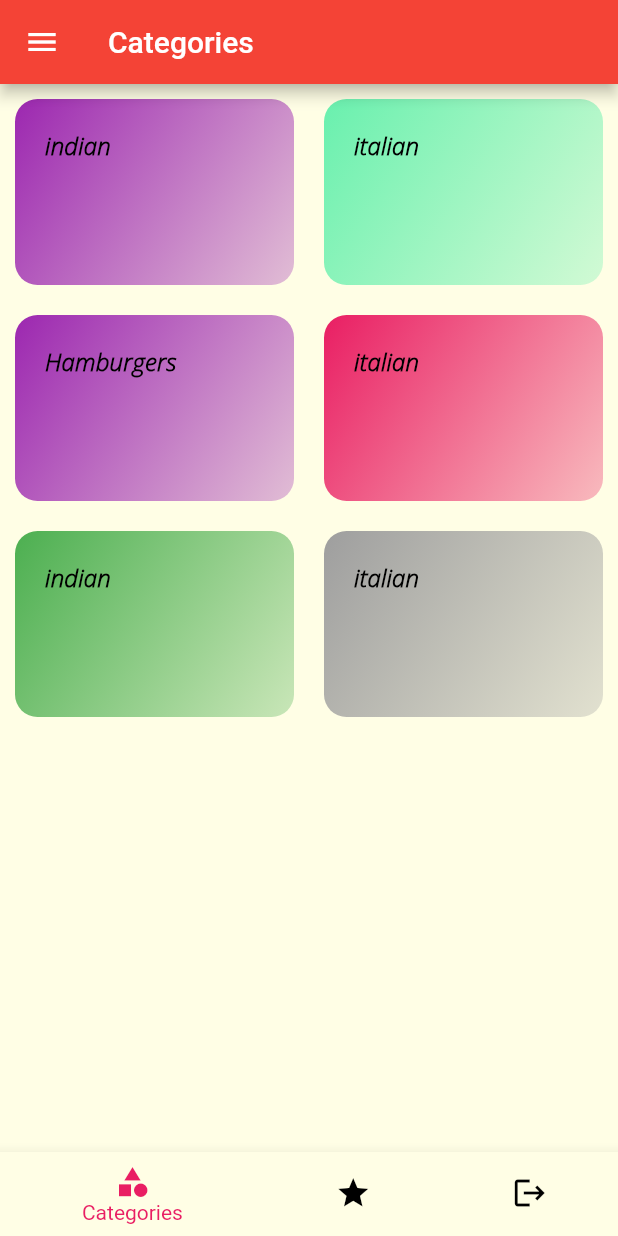
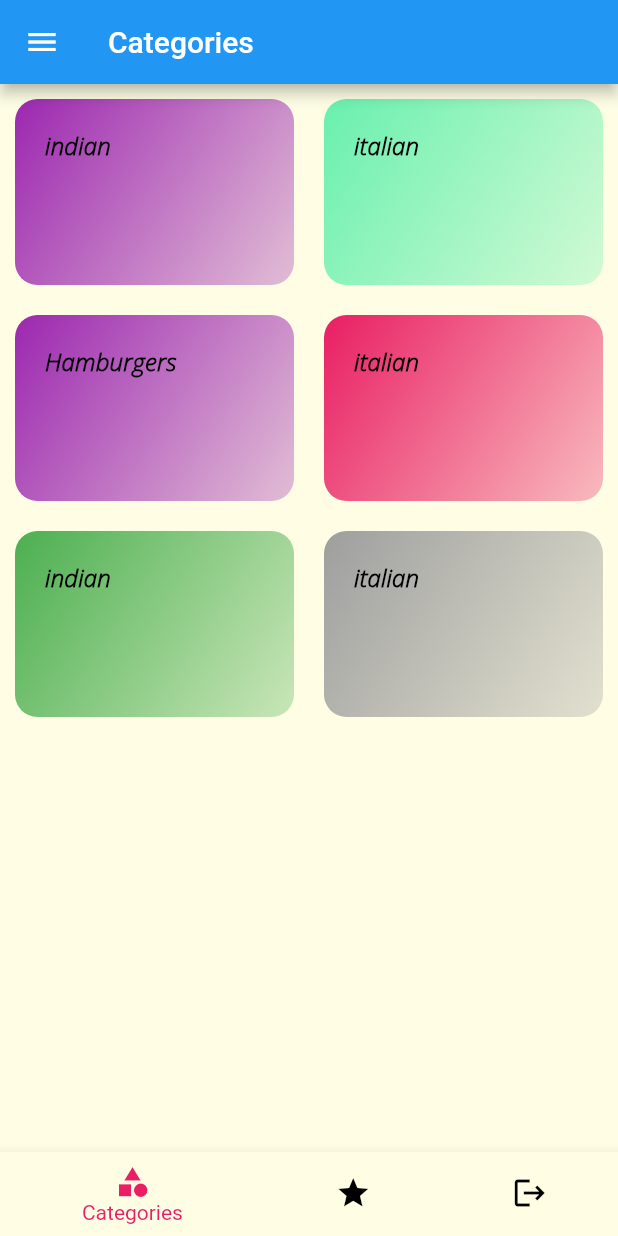
Before and after one commit to DivyaBobbara/MealsApp, a Flutter app: the screen it shows after launch, on a phone screen of 412 x 824 dp. Run offline on Flutter 3.47's test engine with Material 2 defaults, Android fonts, the phone set to English and light mode, and no system bars.

Commit message:
removed accent color

```diff
--- a/lib/main.dart
+++ b/lib/main.dart
@@ -76,8 +76,8 @@ class _MyAppState extends State<MyApp> {
       title: 'Meals App',
       theme: ThemeData(
         // is not restarted.
-        primarySwatch: Colors.red,
-        accentColor: Colors.yellow,
+        primarySwatch: Colors.blue,
+        primaryColor: Colors.yellow,
         canvasColor: Color.fromRGBO(255, 254, 229, 1),
         fontFamily: 'OpenSans',
         textTheme: ThemeData.light().textTheme.copyWith(
```
